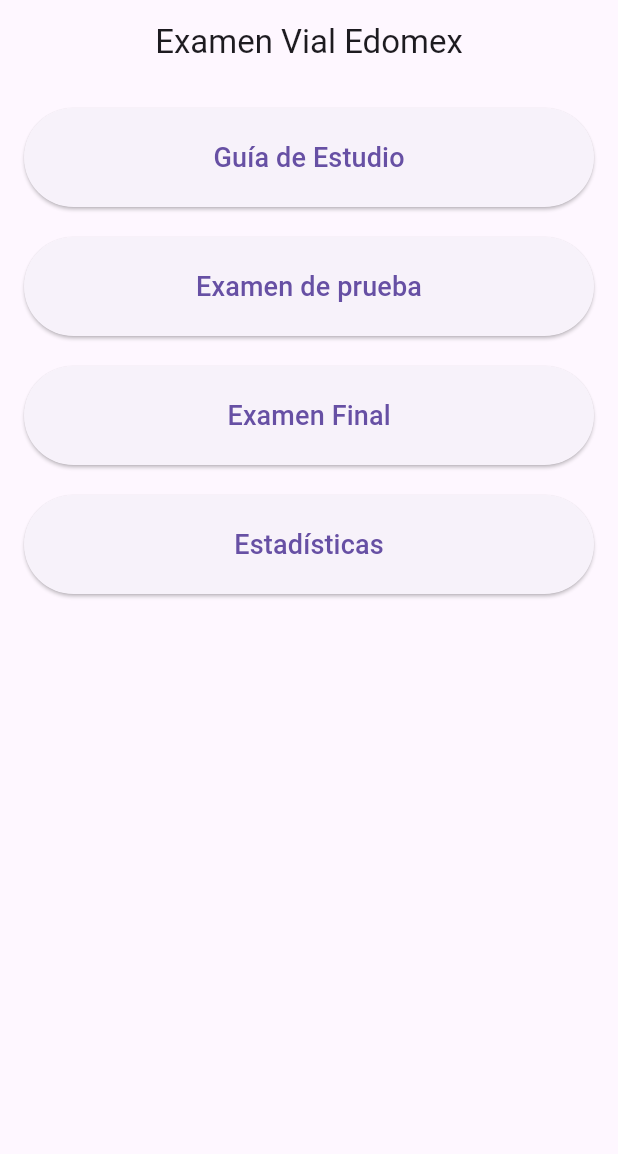
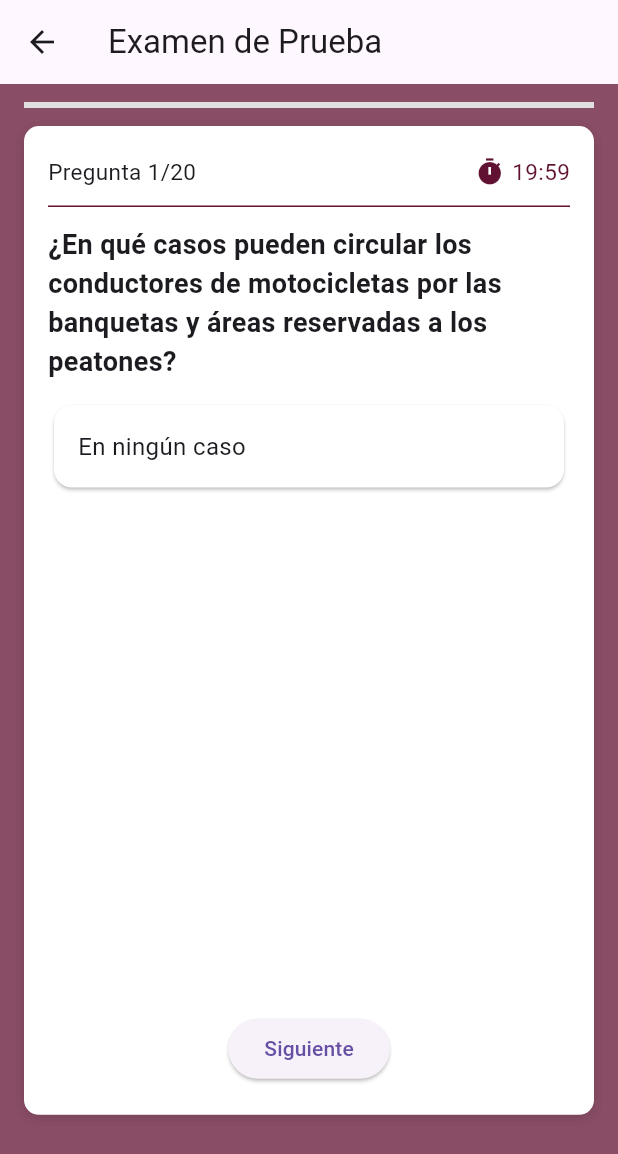
Before and after one commit to JovannyRch/examen_vial_edomex_app, a Flutter app: the screen it shows after launch, after a tap on "Examen de prueba", on a phone screen of 412 x 824 dp. Shown: the top 1154 px of the screen. Run offline on Flutter 3.47's test engine with Material 3 defaults, Android fonts, the light colour scheme and no system bars; our stand-ins replace sqflite; missing offline and left inert: dart:ffi; accounts and stored records are empty.

Commit message:
Add test screen styles

```diff
--- /dev/null
+++ b/lib/const/colors.dart
@@ -0,0 +1,4 @@
+import 'package:flutter/material.dart';
+
+const kMainColor = Color(0xFF611232);
+const kSecondaryColor = Color(0xFFA57E2C);
--- a/lib/data/questions.dart
+++ b/lib/data/questions.dart
@@ -6,21 +6,13 @@ final List<Question> questions = [
     text: 'Las señales de tránsito se clasifican en: ',
     options: [
       "Preventivas (Amarillas): Advierten peligro [br][br]Restrictivas (Rojas con negro): Limitan o prohíben, tienen el objeto de regular el tránsito. [br][br]Informativas (Azules): Tienen por objeto servir de guía para localizar o identificar calles o carreteras, así como nombres de poblaciones y lugares de interés, con servicios existentes",
-      '50 km/h',
-      '60 km/h',
-      '70 km/h'
     ],
     correctAnswerIndex: 0,
   ),
   Question(
     id: 2,
     text: '¿Cuántos pasajeros pueden viajar dentro de un vehículo?',
-    options: [
-      'Los indicados en la tarjeta de circulación',
-      'Alto',
-      'Prohibido el paso',
-      'Precaución'
-    ],
+    options: ['Los indicados en la tarjeta de circulación'],
     correctAnswerIndex: 0,
   ),
   Question(
--- a/lib/main.dart
+++ b/lib/main.dart
@@ -1,4 +1,5 @@
 import 'package:flutter/material.dart';
+import 'package:guia_examen_de_licencia_de_conducir_edomex/const/colors.dart';
 import 'package:guia_examen_de_licencia_de_conducir_edomex/screens/home_screen.dart';
 
 void main() => runApp(const MyApp());
@@ -12,7 +13,7 @@ class MyApp extends StatelessWidget {
       title: 'Examen Víal Edomex',
       theme: ThemeData(
         primarySwatch: createMaterialColor(
-          const Color(0xFF611232),
+          kMainColor,
         ),
       ),
       debugShowCheckedModeBanner: false,
--- a/lib/models/question.dart
+++ b/lib/models/question.dart
@@ -1,8 +1,10 @@
+import 'dart:math';
+
 class Question {
   final int id; // Identificador único de la pregunta
   final String text; // Texto de la pregunta
   final List<String> options; // Lista de opciones de respuesta
-  final int correctAnswerIndex; // Respuesta correcta
+  final int correctAnswerIndex;
 
   Question({
     required this.id,
@@ -14,4 +16,13 @@ class Question {
   String get formattedText => text.replaceAll('[br]', '\n');
   String get formattedAnswer =>
       options[correctAnswerIndex].replaceAll('[br]', '\n');
+  String get correctAnswer =>
+      options[correctAnswerIndex].replaceAll('[br]', '\n');
+
+  List<String> get shuffledOptions {
+    final random = Random();
+    final shuffled = List<String>.from(options);
+    shuffled.shuffle(random);
+    return shuffled;
+  }
 }
--- a/lib/screens/home_screen.dart
+++ b/lib/screens/home_screen.dart
@@ -1,5 +1,6 @@
 import 'package:flutter/material.dart';
 import 'package:guia_examen_de_licencia_de_conducir_edomex/screens/study_screen.dart';
+import 'package:guia_examen_de_licencia_de_conducir_edomex/screens/test_screen.dart';
 
 class HomeScreen extends StatelessWidget {
   const HomeScreen({super.key});
@@ -24,7 +25,12 @@ class HomeScreen extends StatelessWidget {
               );
             }),
             const SizedBox(height: 20),
-            _homeButton('Examen de prueba', () {}),
+            _homeButton('Examen de prueba', () {
+              Navigator.push(
+                context,
+                MaterialPageRoute(builder: (context) => const TestScreen()),
+              );
+            }),
             const SizedBox(height: 20),
             // Botón para el Examen
             _homeButton('Examen Final', () {}),
--- a/lib/screens/study_screen.dart
+++ b/lib/screens/study_screen.dart
@@ -53,7 +53,7 @@ class _StudyModeState extends State<StudyMode> {
   Widget build(BuildContext context) {
     return Scaffold(
       appBar: AppBar(
-        title: const Text('Modo Estudio'), // Título de la pantalla
+        title: const Text('Guía de Estudio'), // Título de la pantalla
         centerTitle: true,
         actions: [
           IconButton(
--- /dev/null
+++ b/lib/screens/test_screen.dart
@@ -0,0 +1,158 @@
+import 'package:flutter/material.dart';
+import 'package:guia_examen_de_licencia_de_conducir_edomex/const/colors.dart';
+import 'package:guia_examen_de_licencia_de_conducir_edomex/data/questions.dart';
+import 'package:guia_examen_de_licencia_de_conducir_edomex/models/question.dart';
+import 'package:guia_examen_de_licencia_de_conducir_edomex/widgets/question_widget.dart';
+import 'package:guia_examen_de_licencia_de_conducir_edomex/widgets/timer_widget.dart';
+
+//create status for the test
+// 1 Introduction
+// 2 Test
+// 3 Results
+
+enum TestStatus {
+  introduction,
+  test,
+  results,
+}
+
+class TestScreen extends StatefulWidget {
+  const TestScreen({super.key});
+
+  @override
+  _TestScreenState createState() => _TestScreenState();
+}
+
+class _TestScreenState extends State<TestScreen> {
+  int currentQuestionIndex = 0;
+  List<Question> _questions = [];
+
+  @override
+  void initState() {
+    _randomizeQuestions(20);
+    super.initState();
+  }
+
+  void _randomizeQuestions(int totalQuestions) {
+    final randomizedQuestions = questions.toList()..shuffle();
+    setState(() {
+      _questions = randomizedQuestions.take(totalQuestions).toList();
+    });
+  }
+
+  @override
+  Widget build(BuildContext context) {
+    return Scaffold(
+      appBar: AppBar(
+        title: const Text('Examen de Prueba'),
+      ),
+      body: _questionCard(),
+      backgroundColor: kMainColor.withOpacity(0.75),
+    );
+  }
+
+  Widget _questionCard() {
+    return SingleChildScrollView(
+      child: Padding(
+        padding: const EdgeInsets.symmetric(horizontal: 16, vertical: 12.0),
+        child: Column(
+          mainAxisAlignment: MainAxisAlignment.center,
+          crossAxisAlignment: CrossAxisAlignment.stretch,
+          children: [
+            LinearProgressIndicator(
+              value: (currentQuestionIndex) / _questions.length,
+              backgroundColor: Colors.grey[300],
+              valueColor: const AlwaysStoppedAnimation<Color?>(kSecondaryColor),
+            ),
+            const SizedBox(
+              height: 12.0,
+            ),
+            Container(
+              height: MediaQuery.of(context).size.height * 0.8,
+              decoration: BoxDecoration(
+                color: Colors.white,
+                borderRadius: BorderRadius.circular(10.0),
+                boxShadow: const [
+                  BoxShadow(
+                    color: Colors.black12,
+                    offset: Offset(0, 2),
+                    blurRadius: 6.0,
+                  ),
+                ],
+              ),
+              child: Padding(
+                padding: const EdgeInsets.symmetric(
+                  horizontal: 16,
+                  vertical: 20,
+                ),
+                child: Column(
+                  children: [
+                    Row(
+                      mainAxisAlignment: MainAxisAlignment.spaceBetween,
+                      children: [
+                        SizedBox(
+                          child: Text(
+                            'Pregunta ${currentQuestionIndex + 1}/${_questions.length}',
+                            style: const TextStyle(
+                              fontSize: 15,
+                            ),
+                          ),
+                        ),
+                        SizedBox(
+                          child: Center(
+                            child: CustomTimer(
+                              initialTimeInSeconds: 1200, // 20 minutos
+                              textStyle: const TextStyle(
+                                fontSize: 15,
+                                color: kMainColor,
+                              ),
+                              onTimeUp: () {
+                                ScaffoldMessenger.of(context).showSnackBar(
+                                  const SnackBar(
+                                      content: Text('¡Tiempo agotado!')),
+                                );
+                              },
+                            ),
+                          ),
+                        ),
+                      ],
+                    ),
+                    const SizedBox(height: 12),
+                    Container(
+                      width: double.infinity,
+                      height: 1.0,
+                      color: kMainColor,
+                    ),
+                    const SizedBox(height: 12),
+                    QuestionWidget(
+                      question: _questions[currentQuestionIndex],
+                      onAnswerSelected: () => {},
+                    ),
+                    const Spacer(),
+                    ElevatedButton(
+                      onPressed: () {
+                        if (currentQuestionIndex < _questions.length - 1) {
+                          setState(() {
+                            currentQuestionIndex++;
+                          });
+                        } else {
+                          ScaffoldMessenger.of(context).showSnackBar(
+                            const SnackBar(
+                              content: Text('¡Examen finalizado!'),
+                            ),
+                          );
+                        }
+                      },
+                      child: const Text('Siguiente'),
+                    ),
+                  ],
+                ),
+              ),
+            ),
+            //Next button
+          ],
+        ),
+      ),
+    );
+  }
+}
--- /dev/null
+++ b/lib/widgets/question_widget.dart
@@ -0,0 +1,54 @@
+import 'package:flutter/material.dart';
+import '../models/question.dart'; // Importa el modelo de pregunta
+
+class QuestionWidget extends StatelessWidget {
+  final Question question;
+  final Function() onAnswerSelected;
+
+  const QuestionWidget({
+    required this.question,
+    required this.onAnswerSelected,
+  });
+
+  @override
+  Widget build(BuildContext context) {
+    return Column(
+      crossAxisAlignment: CrossAxisAlignment.stretch,
+      children: [
+        // Mostrar la pregunta
+        Text(
+          question.text,
+          style: const TextStyle(
+            fontSize: 18.0,
+            fontWeight: FontWeight.bold,
+          ),
+        ),
+        const SizedBox(height: 12),
+
+        // Mostrar las opciones de respuesta
+        ...question.shuffledOptions.map((option) {
+          return GestureDetector(
+            onTap: () {
+              // Notificar la selección
+            },
+            child: Card(
+              color: /* onAnswerSelected == option
+                  ? (option == question.correctAnswer
+                      ? Colors.green[100] // Respuesta correcta
+                      : Colors.red[100]) // Respuesta incorrecta
+                  : */
+                  Colors.white,
+              child: Padding(
+                padding: const EdgeInsets.all(16.0),
+                child: Text(
+                  option.replaceAll('[br]', '\n'),
+                  style: const TextStyle(fontSize: 16),
+                ),
+              ),
+            ),
+          );
+        }).toList(),
+      ],
+    );
+  }
+}
--- /dev/null
+++ b/lib/widgets/timer_widget.dart
@@ -0,0 +1,97 @@
+import 'package:flutter/material.dart';
+import 'dart:async';
+
+import 'package:guia_examen_de_licencia_de_conducir_edomex/const/colors.dart'; // Importa la clase Timer
+
+class CustomTimer extends StatefulWidget {
+  final int initialTimeInSeconds;
+  final TextStyle? textStyle;
+  final VoidCallback onTimeUp;
+
+  const CustomTimer({
+    required this.initialTimeInSeconds,
+    this.textStyle,
+    required this.onTimeUp,
+  });
+
+  @override
+  _CustomTimerState createState() => _CustomTimerState();
+}
+
+class _CustomTimerState extends State<CustomTimer> {
+  late int timeRemaining;
+  bool isTimerRunning = true;
+  Timer? _timer; // Almacena el temporizador
+
+  @override
+  void initState() {
+    super.initState();
+    timeRemaining = widget.initialTimeInSeconds;
+    _startTimer();
+  }
+
+  // Iniciar el temporizador
+  void _startTimer() {
+    _timer = Timer.periodic(const Duration(seconds: 1), (timer) {
+      if (isTimerRunning) {
+        if (timeRemaining > 0) {
+          if (mounted) {
+            // Verifica si el widget está montado
+            setState(() => timeRemaining--);
+          }
+        } else {
+          isTimerRunning = false;
+          widget.onTimeUp(); // Ejecutar callback cuando el tiempo se agota
+          _timer?.cancel(); // Detener el temporizador
+        }
+      }
+    });
+  }
+
+  // Detener el temporizador
+  void stopTimer() {
+    setState(() => isTimerRunning = false);
+    _timer?.cancel(); // Detener el temporizador
+  }
+
+  // Reiniciar el temporizador
+  void resetTimer() {
+    setState(() {
+      timeRemaining = widget.initialTimeInSeconds;
+      isTimerRunning = true;
+    });
+    _startTimer(); // Reiniciar el temporizador
+  }
+
+  // Formatear el tiempo en MM:SS
+  String _formatTime(int seconds) {
+    final minutes = (seconds ~/ 60).toString().padLeft(2, '0');
+    final remainingSeconds = (seconds % 60).toString().padLeft(2, '0');
+    return '$minutes:$remainingSeconds';
+  }
+
+  @override
+  void dispose() {
+    _timer?.cancel(); // Cancela el temporizador cuando el widget se desmonta
+    super.dispose();
+  }
+
+  @override
+  Widget build(BuildContext context) {
+    return Row(
+      mainAxisAlignment: MainAxisAlignment.center,
+      children: [
+        const Icon(
+          Icons.timer,
+          color: kMainColor,
+          size: 20,
+        ),
+        const SizedBox(width: 5),
+        Text(
+          _formatTime(timeRemaining),
+          style: widget.textStyle,
+        ),
+      ],
+    );
+  }
+}
```
Also changed, not shown: lib/widgets/question_card.dart (deleted).
